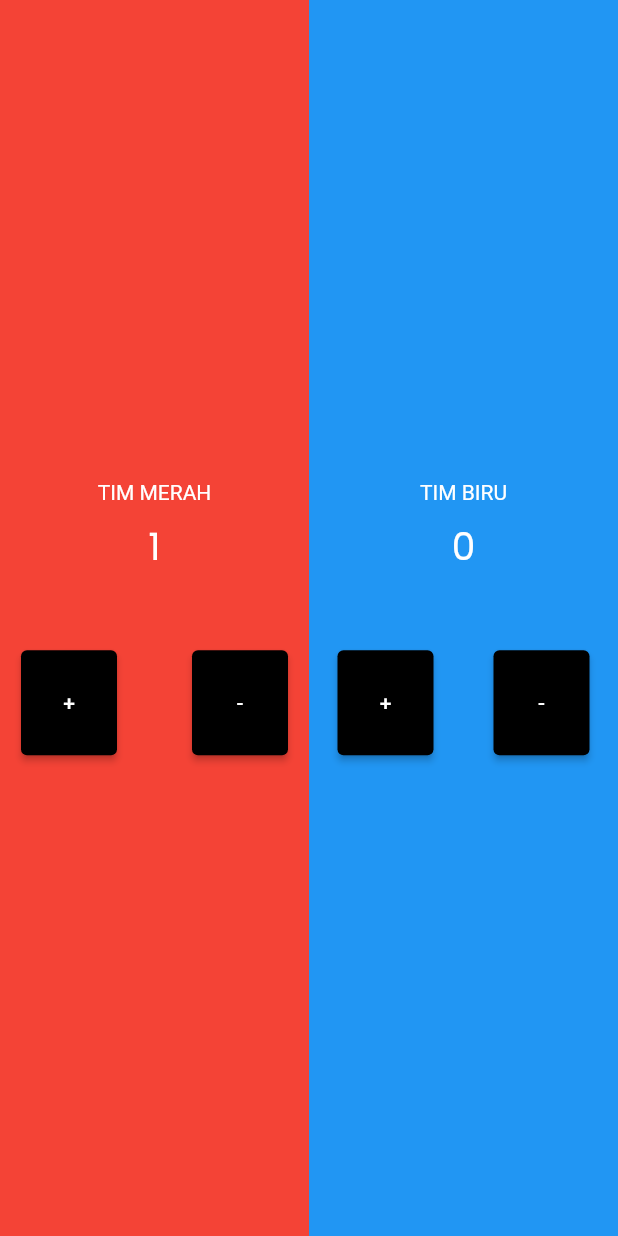
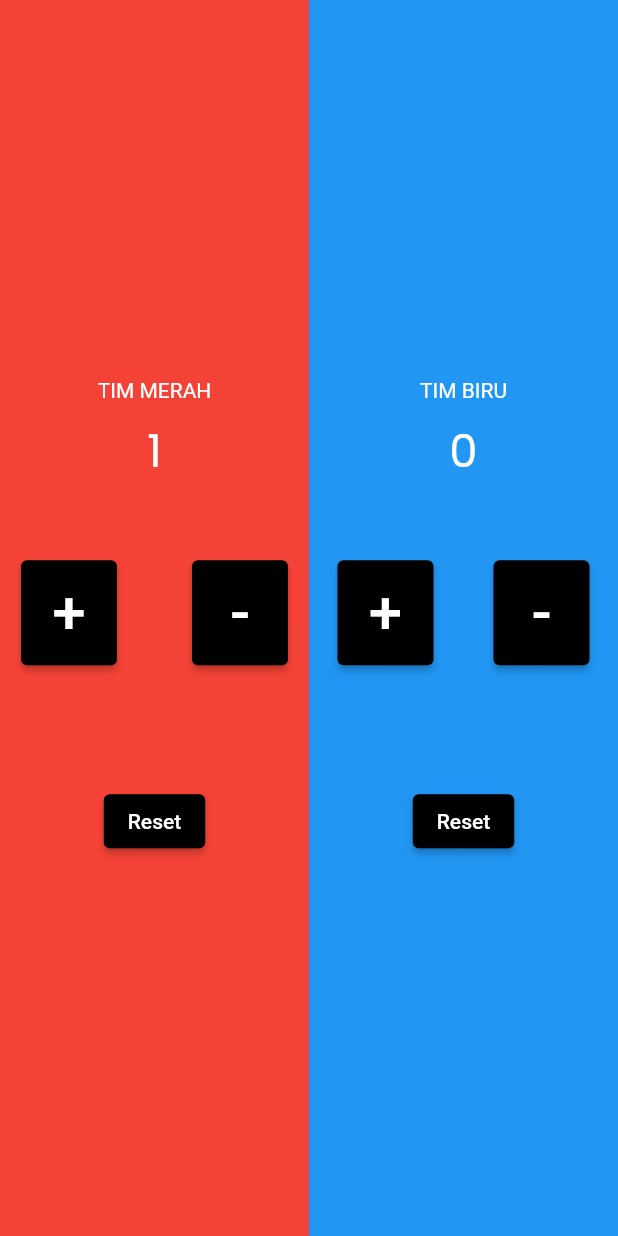
Before and after one commit to rianjanuarian/Project-PlayStore, a Flutter app: the screen it shows after launch, after a tap on an icon or button, on a phone screen of 412 x 824 dp. Run offline on Flutter 3.47's test engine with Material 2 defaults, Android fonts, the phone set to English and light mode, and no system bars; our stand-ins replace bloc, firebase_auth, firebase_core, flutter_bloc, get, google_fonts and 2 more; accounts and stored records are empty.

Commit message:
add reset button

```diff
--- a/counter_bultang/counter_bultang/lib/bloc/counter2_bloc.dart
+++ b/counter_bultang/counter_bultang/lib/bloc/counter2_bloc.dart
@@ -15,5 +15,9 @@ class Counter2Bloc extends Bloc<Counter2Event, Counter2State> {
         : Counter2State(
             (state.value2!.isNegative) ? state.value2 = 0 : state.value2! - 1);
     emit(b);
+    var c = (event is Reset2)
+        ? Counter2State(state.value2 = 0)
+        : Counter2State(state.value2);
+    emit(c);
   }
 }
--- a/counter_bultang/counter_bultang/lib/bloc/counter2_event.dart
+++ b/counter_bultang/counter_bultang/lib/bloc/counter2_event.dart
@@ -6,3 +6,5 @@ abstract class Counter2Event {}
 class Increment2 extends Counter2Event {}
 
 class Decrement2 extends Counter2Event {}
+
+class Reset2 extends Counter2Event {}
--- a/counter_bultang/counter_bultang/lib/bloc/counter_bloc.dart
+++ b/counter_bultang/counter_bultang/lib/bloc/counter_bloc.dart
@@ -17,5 +17,9 @@ class CounterBloc extends Bloc<CounterEvent, CounterState> {
         : CounterState(
             (state.value1!.isNegative) ? state.value1 = 0 : state.value1! - 1);
     emit(a);
+    var b = (event is Reset1)
+        ? CounterState(state.value1 = 0)
+        : CounterState(state.value1);
+    emit(b);
   }
 }
--- a/counter_bultang/counter_bultang/lib/bloc/counter_event.dart
+++ b/counter_bultang/counter_bultang/lib/bloc/counter_event.dart
@@ -6,3 +6,5 @@ abstract class CounterEvent {}
 class Increment1 extends CounterEvent {}
 
 class Decrement1 extends CounterEvent {}
+
+class Reset1 extends CounterEvent{}
--- a/counter_bultang/counter_bultang/lib/main_page.dart
+++ b/counter_bultang/counter_bultang/lib/main_page.dart
@@ -40,7 +40,7 @@ class MainPage extends StatelessWidget {
                               : state.value1.toString(),
                           style: GoogleFonts.poppins(
                               textStyle:
-                                  TextStyle(fontSize: 25, color: Colors.white)),
+                                  TextStyle(fontSize: 30, color: Colors.white)),
                         );
                       },
                     ),
@@ -58,7 +58,10 @@ class MainPage extends StatelessWidget {
                               },
                               style: ElevatedButton.styleFrom(
                                   primary: Colors.black),
-                              child: Text("+")),
+                              child: Text(
+                                "+",
+                                style: TextStyle(fontSize: 40),
+                              )),
                         ),
                         SizedBox(
                           width: 50,
@@ -71,10 +74,22 @@ class MainPage extends StatelessWidget {
                               },
                               style: ElevatedButton.styleFrom(
                                   primary: Colors.black),
-                              child: Text("-")),
+                              child: Text(
+                                "-",
+                                style: TextStyle(fontSize: 40),
+                              )),
                         ),
                       ],
                     ),
+                    SizedBox(
+                      height: 80,
+                    ),
+                    ElevatedButton(
+                        style: ElevatedButton.styleFrom(primary: Colors.black),
+                        onPressed: () {
+                          bloc1.add(Reset1());
+                        },
+                        child: Text("Reset"))
                   ],
                 ),
               ),
@@ -103,7 +118,7 @@ class MainPage extends StatelessWidget {
                               : state.value2.toString(),
                           style: GoogleFonts.poppins(
                               textStyle:
-                                  TextStyle(fontSize: 25, color: Colors.white)),
+                                  TextStyle(fontSize: 30, color: Colors.white)),
                         );
                       },
                     ),
@@ -121,7 +136,10 @@ class MainPage extends StatelessWidget {
                               },
                               style: ElevatedButton.styleFrom(
                                   primary: Colors.black),
-                              child: Text("+")),
+                              child: Text(
+                                "+",
+                                style: TextStyle(fontSize: 40),
+                              )),
                         ),
                         SizedBox(
                           width: 40,
@@ -134,10 +152,22 @@ class MainPage extends StatelessWidget {
                               },
                               style: ElevatedButton.styleFrom(
                                   primary: Colors.black),
-                              child: Text("-")),
+                              child: Text(
+                                "-",
+                                style: TextStyle(fontSize: 40),
+                              )),
                         ),
                       ],
                     ),
+                    SizedBox(
+                      height: 80,
+                    ),
+                    ElevatedButton(
+                        style: ElevatedButton.styleFrom(primary: Colors.black),
+                        onPressed: () {
+                          bloc2.add(Reset2());
+                        },
+                        child: Text("Reset"))
                   ],
                 ),
               ),
```
